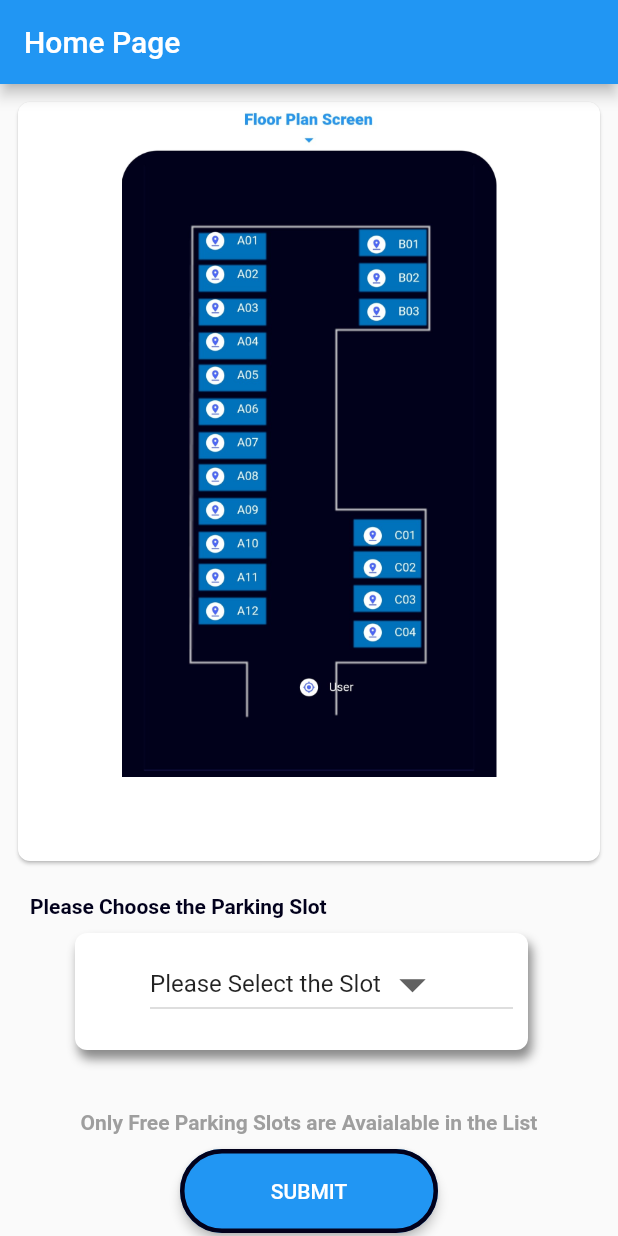
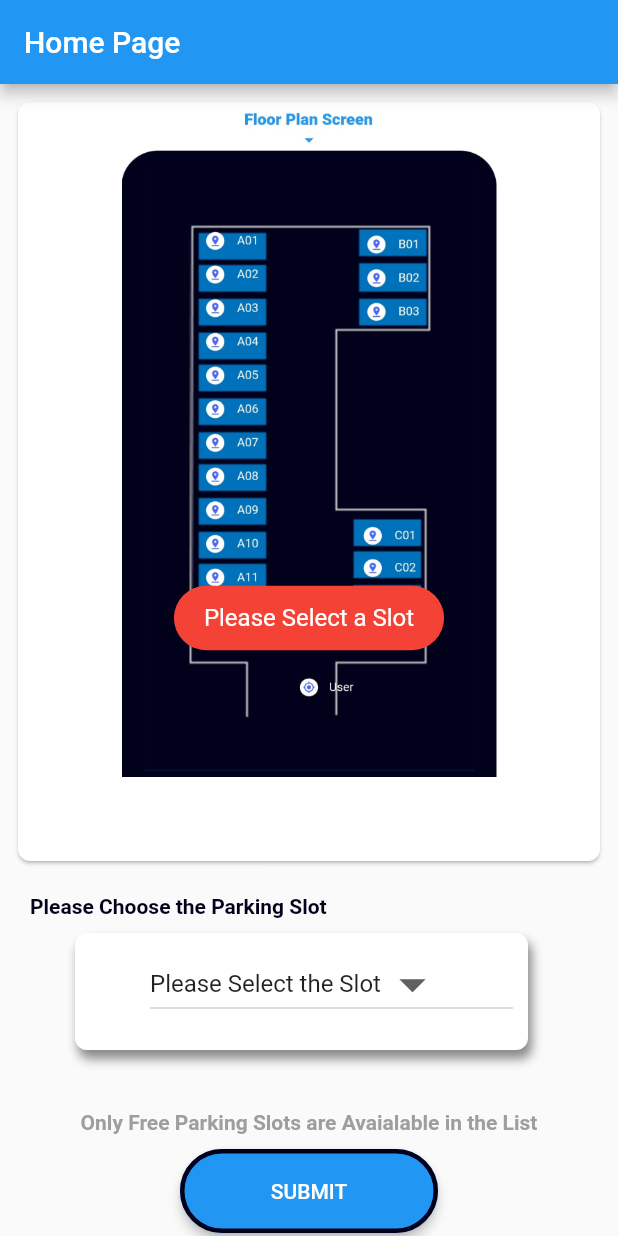
Before and after one commit to sachiantany/Pay-As-You-Park, a Flutter app: the screen it shows after launch, after a tap on "SUBMIT", on a phone screen of 412 x 824 dp. Run offline on Flutter 3.47's test engine with Material 2 defaults, Android fonts, the phone set to English and light mode, and no system bars; our stand-ins replace dio, fluttertoast.

Commit message:
Tast Message Added

```diff
--- a/lib/main.dart
+++ b/lib/main.dart
@@ -30,6 +30,15 @@ class _MyHomePageState extends State<MyHomePage> {
   var _textController = new TextEditingController();
   String _value = null;
 
+  showToast() => Fluttertoast.showToast(
+      msg: "Please Select a Slot",
+      toastLength: Toast.LENGTH_SHORT,
+      gravity: ToastGravity.CENTER,
+      timeInSecForIosWeb: 1,
+      backgroundColor: Colors.red,
+      textColor: Colors.white,
+      fontSize: 16.0);
+
   onClickSendVariables() {
     String valStr = _value;
     if (_value != null) {
@@ -39,14 +48,7 @@ class _MyHomePageState extends State<MyHomePage> {
       );
       Navigator.of(context).push(route);
     } else {
-      // Fluttertoast.showToast(
-      //     msg: "This is Center Short Toast",
-      //     toastLength: Toast.LENGTH_SHORT,
-      //     gravity: ToastGravity.CENTER,
-      //     timeInSecForIosWeb: 1,
-      //     backgroundColor: Colors.red,
-      //     textColor: Colors.white,
-      //     fontSize: 16.0);
+      showToast();
     }
 
     // Navigator.push(
```
